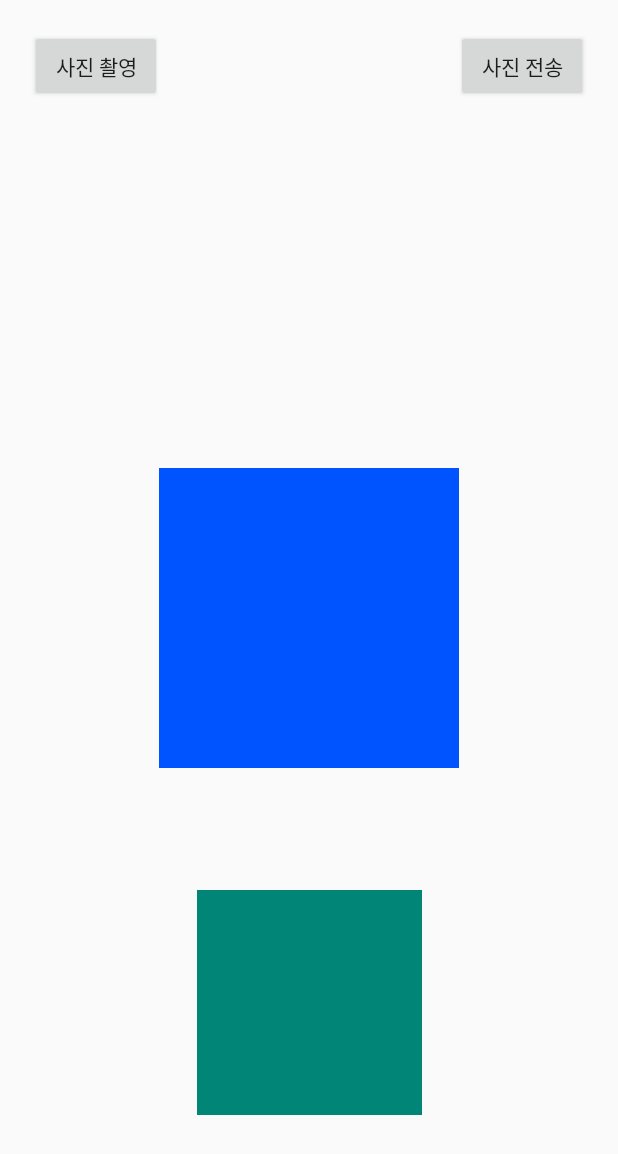
After one commit to ajou-gemstone/10jo, an Android app: the layout activity_lectureroom_check_picture.xml on its own in the app's theme, with its tools: preview values and no code run, on a phone screen of 412 x 824 dp. The commit adds this screen. Shown: the top 1154 px of the screen. Run offline under Robolectric (Android 15) with nearby library versions, the phone set to English and light mode, and no system bars.

Commit message:
사진 찍기 & 불러오기 간단 기능, Firebase 연동하려고 했으나 androidx 호환문제가 있음

```diff
--- /dev/null
+++ b/CapstoneDesignAndroidProject/app/src/main/res/layout/activity_lectureroom_check_picture.xml
@@ -0,0 +1,50 @@
+<?xml version="1.0" encoding="utf-8"?>
+<android.support.constraint.ConstraintLayout xmlns:android="http://schemas.android.com/apk/res/android"
+    xmlns:app="http://schemas.android.com/apk/res-auto"
+    xmlns:tools="http://schemas.android.com/tools"
+    android:layout_width="match_parent"
+    android:layout_height="match_parent"
+    tools:context=".LectureroomCheckPictureActivity">
+
+    <Button
+        android:id="@+id/takePictureButton"
+        android:layout_width="wrap_content"
+        android:layout_height="wrap_content"
+        android:layout_marginStart="20dp"
+        android:layout_marginTop="20dp"
+        android:text="사진 촬영"
+        app:layout_constraintStart_toStartOf="parent"
+        app:layout_constraintTop_toTopOf="parent" />
+
+    <ImageView
+        android:id="@+id/pictureImageView"
+        android:layout_width="200dp"
+        android:layout_height="200dp"
+        app:layout_constraintBottom_toBottomOf="parent"
+        app:layout_constraintEnd_toEndOf="parent"
+        app:layout_constraintStart_toStartOf="parent"
+        app:layout_constraintTop_toTopOf="parent"
+        app:srcCompat="@color/blue" />
+
+    <Button
+        android:id="@+id/transportPictureButton"
+        android:layout_width="wrap_content"
+        android:layout_height="wrap_content"
+        android:layout_marginTop="20dp"
+        android:layout_marginEnd="20dp"
+        android:text="사진 전송"
+        app:layout_constraintEnd_toEndOf="parent"
+        app:layout_constraintTop_toTopOf="parent" />
+
+    <ImageView
+        android:id="@+id/tmpImageView"
+        android:layout_width="150dp"
+        android:layout_height="150dp"
+        app:layout_constraintBottom_toBottomOf="parent"
+        app:layout_constraintEnd_toEndOf="parent"
+        app:layout_constraintStart_toStartOf="parent"
+        app:layout_constraintTop_toBottomOf="@+id/pictureImageView"
+        app:srcCompat="@color/colorPrimary" />
+
+
+</android.support.constraint.ConstraintLayout>
```
Also changed, not shown: CapstoneDesignAndroidProject/app/build.gradle (+3 -14 lines), CapstoneDesignAndroidProject/app/src/main/AndroidManifest.xml (+9 -1 lines), CapstoneDesignAndroidProject/app/src/main/java/com/example/capstonedesignandroid/LectureroomCheckActivity.java (added, +26 -0 lines), CapstoneDesignAndroidProject/app/src/main/java/com/example/capstonedesignandroid/LectureroomCheckPictureActivity.java (added, +191 -0 lines), CapstoneDesignAndroidProject/app/src/main/java/com/example/capstonedesignandroid/MainActivity.java (+7 -0 lines), CapstoneDesignAndroidProject/app/src/main/res/layout/activity_lectureroom_check.xml (added, +18 -0 lines), CapstoneDesignAndroidProject/app/src/main/res/layout/activity_main.xml (+10 -0 lines), 2 other files.
